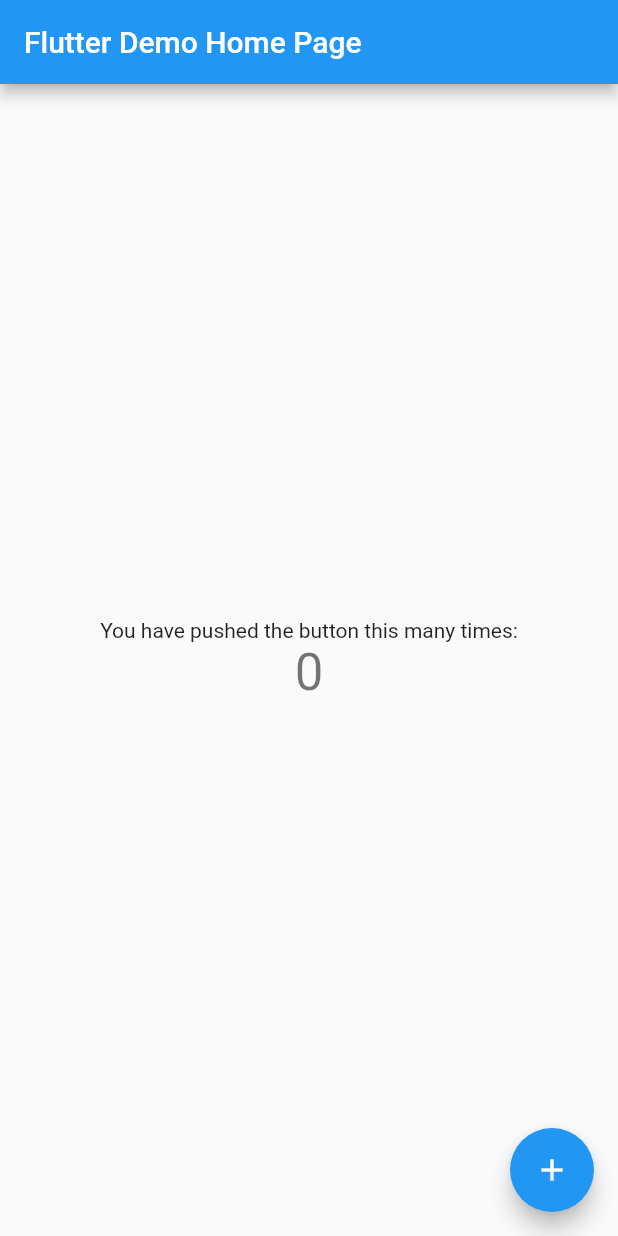
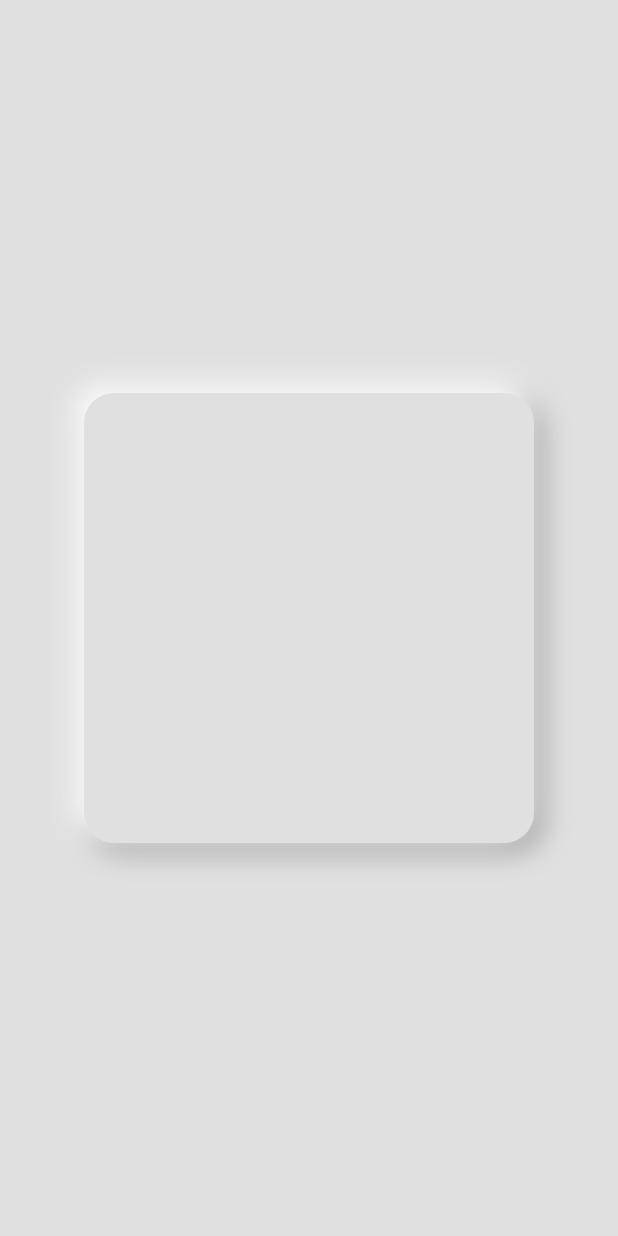
Before and after one commit to abhishek-joflee/neumorphism_demo, a Flutter app: the screen it shows after launch, on a phone screen of 412 x 824 dp. Run offline on Flutter 3.47's test engine with Material 2 defaults, Android fonts, the phone set to English and light mode, and no system bars.

Commit message:
Neumorphic container added

```diff
--- a/lib/main.dart
+++ b/lib/main.dart
@@ -7,109 +7,54 @@ void main() {
 class MyApp extends StatelessWidget {
   const MyApp({Key? key}) : super(key: key);
 
-  // This widget is the root of your application.
   @override
   Widget build(BuildContext context) {
     return MaterialApp(
       title: 'Flutter Demo',
       theme: ThemeData(
-        // This is the theme of your application.
-        //
-        // Try running your application with "flutter run". You'll see the
-        // application has a blue toolbar. Then, without quitting the app, try
-        // changing the primarySwatch below to Colors.green and then invoke
-        // "hot reload" (press "r" in the console where you ran "flutter run",
-        // or simply save your changes to "hot reload" in a Flutter IDE).
-        // Notice that the counter didn't reset back to zero; the application
-        // is not restarted.
         primarySwatch: Colors.blue,
       ),
-      home: const MyHomePage(title: 'Flutter Demo Home Page'),
+      home: const MyHomePage(title: 'Neumorphism demo'),
     );
   }
 }
 
-class MyHomePage extends StatefulWidget {
+class MyHomePage extends StatelessWidget {
   const MyHomePage({Key? key, required this.title}) : super(key: key);
-
-  // This widget is the home page of your application. It is stateful, meaning
-  // that it has a State object (defined below) that contains fields that affect
-  // how it looks.
-
-  // This class is the configuration for the state. It holds the values (in this
-  // case the title) provided by the parent (in this case the App widget) and
-  // used by the build method of the State. Fields in a Widget subclass are
-  // always marked "final".
 
   final String title;
 
   @override
-  State<MyHomePage> createState() => _MyHomePageState();
-}
+  Widget build(BuildContext context) {
+    return Scaffold(
+      backgroundColor: Colors.grey[300],
+      body: Center(
+        child: Container(
+          width: 300,
+          height: 300,
+          decoration: BoxDecoration(
+            color: Colors.grey[300],
+            borderRadius: BorderRadius.circular(20.0),
+            boxShadow: [
+              // bottom right
+              BoxShadow(
+                color: Colors.grey.shade500,
+                offset: const Offset(5, 5),
+                blurRadius: 15,
+                spreadRadius: 1,
+              ),
 
-class _MyHomePageState extends State<MyHomePage> {
-  int _counter = 0;
-
-  void _incrementCounter() {
-    setState(() {
-      // This call to setState tells the Flutter framework that something has
-      // changed in this State, which causes it to rerun the build method below
-      // so that the display can reflect the updated values. If we changed
-      // _counter without calling setState(), then the build method would not be
-      // called again, and so nothing would appear to happen.
-      _counter++;
-    });
-  }
-
-  @override
-  Widget build(BuildContext context) {
-    // This method is rerun every time setState is called, for instance as done
-    // by the _incrementCounter method above.
-    //
-    // The Flutter framework has been optimized to make rerunning build methods
-    // fast, so that you can just rebuild anything that needs updating rather
-    // than having to individually change instances of widgets.
-    return Scaffold(
-      appBar: AppBar(
-        // Here we take the value from the MyHomePage object that was created by
-        // the App.build method, and use it to set our appbar title.
-        title: Text(widget.title),
-      ),
-      body: Center(
-        // Center is a layout widget. It takes a single child and positions it
-        // in the middle of the parent.
-        child: Column(
-          // Column is also a layout widget. It takes a list of children and
-          // arranges them vertically. By default, it sizes itself to fit its
-          // children horizontally, and tries to be as tall as its parent.
-          //
-          // Invoke "debug painting" (press "p" in the console, choose the
-          // "Toggle Debug Paint" action from the Flutter Inspector in Android
-          // Studio, or the "Toggle Debug Paint" command in Visual Studio Code)
-          // to see the wireframe for each widget.
-          //
-          // Column has various properties to control how it sizes itself and
-          // how it positions its children. Here we use mainAxisAlignment to
-          // center the children vertically; the main axis here is the vertical
-          // axis because Columns are vertical (the cross axis would be
-          // horizontal).
-          mainAxisAlignment: MainAxisAlignment.center,
-          children: <Widget>[
-            const Text(
-              'You have pushed the button this many times:',
-            ),
-            Text(
-              '$_counter',
-              style: Theme.of(context).textTheme.headline4,
-            ),
-          ],
+              // top left
+              const BoxShadow(
+                color: Colors.white,
+                offset: Offset(-5, -5),
+                blurRadius: 15,
+                spreadRadius: 1,
+              ),
+            ],
+          ),
         ),
       ),
-      floatingActionButton: FloatingActionButton(
-        onPressed: _incrementCounter,
-        tooltip: 'Increment',
-        child: const Icon(Icons.add),
-      ), // This trailing comma makes auto-formatting nicer for build methods.
     );
   }
 }
```
